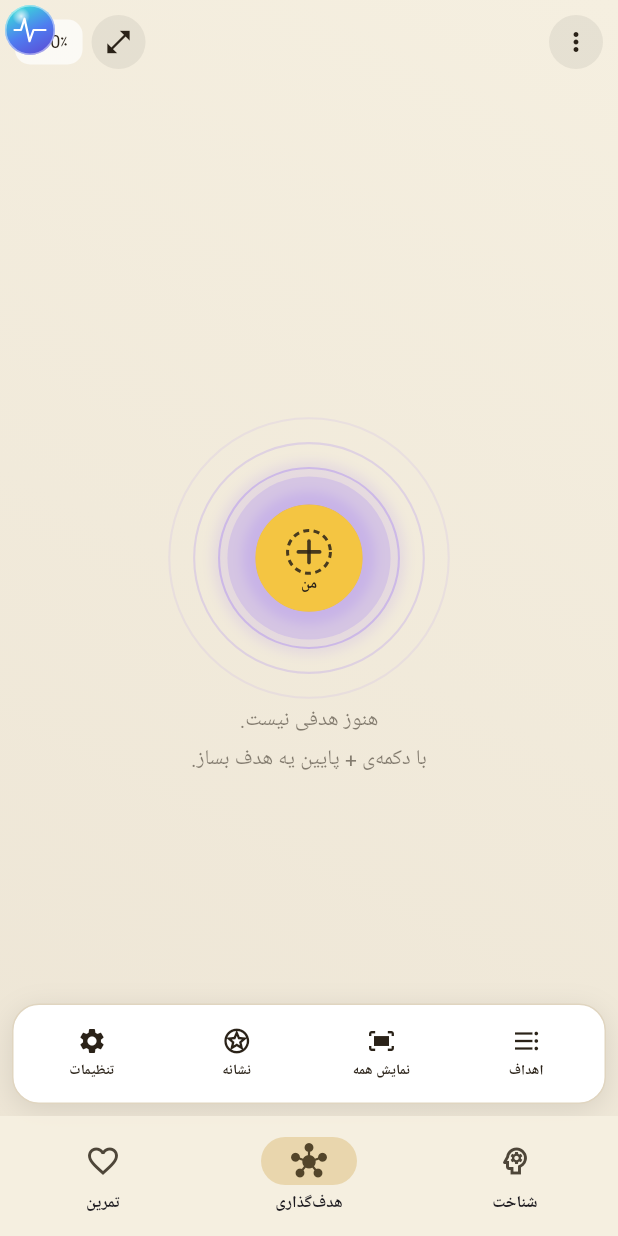
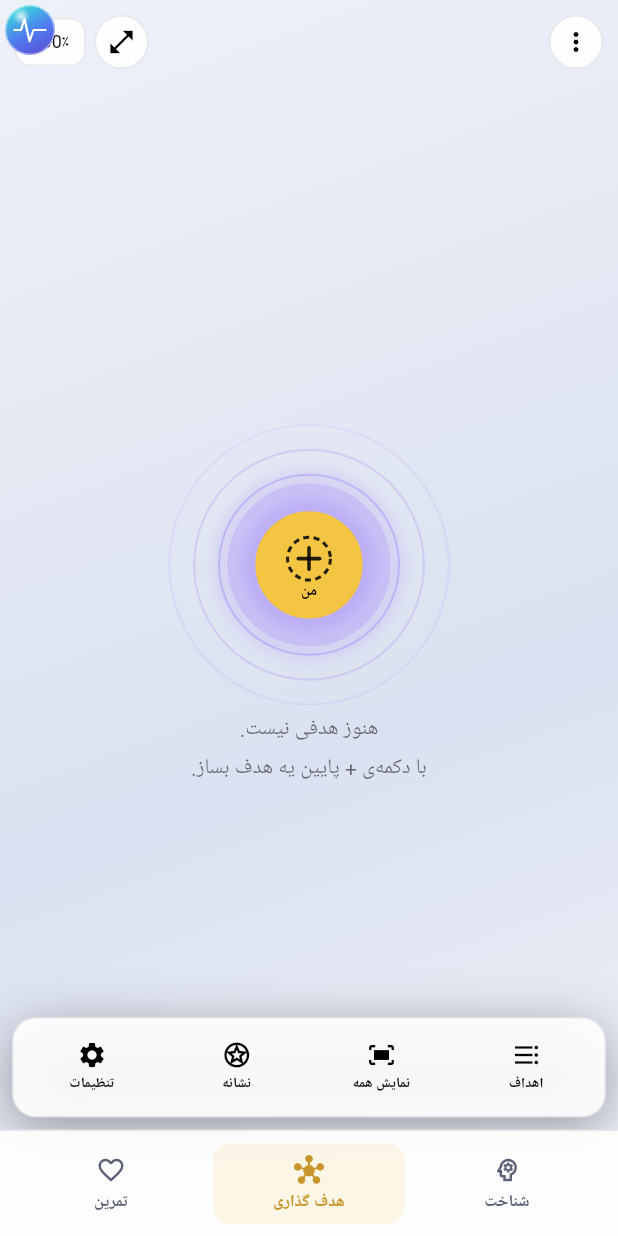
Before and after one commit to maryam1998/Flutm, a Flutter app: the screen it shows after launch, on a phone screen of 412 x 824 dp. Run offline on Flutter 3.47's test engine with Material 3 defaults, Android fonts, the phone set to English and light mode, and no system bars; our stand-ins replace file_picker, flutter_svg, google_fonts, image_picker, shared_preferences, video_player and 1 more; missing offline and left inert: dart:js_interop, dart:ui_web, idb_shim, record; Roboto replaces fonts that are missing (Vazirmatn).

```diff
--- a/lib/app.dart
+++ b/lib/app.dart
@@ -11,6 +11,7 @@ import 'widgets/angels_layer.dart';
 import 'widgets/background_layer.dart';
 import 'widgets/emotion_widget_layer.dart';
 import 'widgets/motivation_bar.dart';
+import 'widgets/web_tab_bars.dart';
 
 class MaghzApp extends StatelessWidget {
   const MaghzApp({super.key});
@@ -65,8 +66,8 @@ final _light = ThemeData(
     ),
   ),
   navigationBarTheme: NavigationBarThemeData(
-    backgroundColor: const Color(0xFFF5EFE0).withValues(alpha: 0.96),
-    indicatorColor: const Color(0xFFC9972B).withValues(alpha: 0.28),
+    backgroundColor: const Color.fromRGBO(255, 255, 255, 0.92),
+    indicatorColor: const Color.fromRGBO(244, 197, 66, 0.12),
     labelTextStyle: WidgetStatePropertyAll(
       GoogleFonts.vazirmatn(fontSize: 11, fontWeight: FontWeight.w600),
     ),
@@ -98,8 +99,8 @@ final _dark = ThemeData(
     ),
   ),
   navigationBarTheme: NavigationBarThemeData(
-    backgroundColor: const Color(0xFF0B0D1E).withValues(alpha: 0.96),
-    indicatorColor: const Color(0xFF5EC8F0).withValues(alpha: 0.28),
+    backgroundColor: const Color.fromRGBO(18, 20, 38, 0.92),
+    indicatorColor: const Color.fromRGBO(244, 197, 66, 0.12),
     labelTextStyle: WidgetStatePropertyAll(
       GoogleFonts.vazirmatn(fontSize: 11, fontWeight: FontWeight.w600),
     ),
@@ -157,23 +158,23 @@ class _ShellState extends State<Shell> with WidgetsBindingObserver {
             ),
           ],
         ),
-        bottomNavigationBar: NavigationBar(
-          selectedIndex: _index,
-          onDestinationSelected: (i) => setState(() => _index = i),
-          destinations: const [
-            NavigationDestination(
-              icon: Icon(Icons.psychology_outlined),
-              selectedIcon: Icon(Icons.psychology),
+        bottomNavigationBar: WebMainTabBar(
+          index: _index,
+          onTap: (i) => setState(() => _index = i),
+          items: const [
+            WebTabItem(
+              icon: Icons.psychology_outlined,
+              selectedIcon: Icons.psychology,
               label: 'شناخت',
             ),
-            NavigationDestination(
-              icon: Icon(Icons.hub_outlined),
-              selectedIcon: Icon(Icons.hub),
-              label: 'هدف‌گذاری',
+            WebTabItem(
+              icon: Icons.hub_outlined,
+              selectedIcon: Icons.hub,
+              label: 'هدف گذاری',
             ),
-            NavigationDestination(
-              icon: Icon(Icons.favorite_border),
-              selectedIcon: Icon(Icons.favorite),
+            WebTabItem(
+              icon: Icons.favorite_border,
+              selectedIcon: Icons.favorite,
               label: 'تمرین',
             ),
           ],
--- a/lib/map/map_painter.dart
+++ b/lib/map/map_painter.dart
@@ -7,7 +7,6 @@ import '../models/constants.dart';
 import '../models/jalali.dart';
 import '../models/map_models.dart';
 import '../state/goal_ops.dart';
-import '../theme/app_theme.dart' show kLightInk;
 import 'camera.dart';
 import 'draw_utils.dart';
 import 'foot_shape.dart';
@@ -115,7 +114,7 @@ class MapPainter extends CustomPainter {
 
   Color get _textColor {
     final c = state.textColor.toLowerCase().trim();
-    final auto = isDark ? Colors.white : kLightInk;
+    final auto = isDark ? Colors.white : Colors.black;
     if (c == '#000000' || c == '#000') return Colors.black;
     if (c.isEmpty || c == '#eef0fa' || c == '#ffffff' || c == '#fff') {
       return auto;
@@ -191,7 +190,7 @@ class MapPainter extends CustomPainter {
   @override
   void paint(Canvas canvas, Size size) {
     textCache.setOutline(
-        isDark ? const Color(0xFF0A0C18) : const Color(0xFFF5EFE0));
+        isDark ? const Color(0xFF0A0C18) : const Color(0xFFF4F6FB));
     _pts.clear();
     _walkerPts.clear();
     hits.clear();
--- a/lib/screens/beliefs_tab.dart
+++ b/lib/screens/beliefs_tab.dart
@@ -66,7 +66,7 @@ class _BeliefsTabState extends State<BeliefsTab> {
     final store = context.watch<BeliefsStore>();
 
     return Scaffold(
-      backgroundColor: kBeliefsCream,
+      backgroundColor: Colors.transparent,
       body: SafeArea(
         child: ListView(
           padding: const EdgeInsets.fromLTRB(16, 12, 16, 32),
--- a/lib/screens/gratitude_tab.dart
+++ b/lib/screens/gratitude_tab.dart
@@ -182,7 +182,7 @@ class _GratitudeTabState extends State<GratitudeTab> {
     final phase = computeGratitudePhase(store.journeyDay, store.journeyDays);
 
     return Scaffold(
-      backgroundColor: _kCream,
+      backgroundColor: Colors.transparent,
       body: SafeArea(
         child: ListView(
           padding: const EdgeInsets.fromLTRB(16, 8, 16, 28),
--- a/lib/screens/home_tab.dart
+++ b/lib/screens/home_tab.dart
@@ -59,7 +59,7 @@ class _HomeTabState extends State<HomeTab> {
     final phase = computeGratitudePhase(grat.journeyDay, grat.journeyDays);
 
     return Scaffold(
-      backgroundColor: _kCream,
+      backgroundColor: Colors.transparent,
       body: SafeArea(
         child: ListView(
           padding: const EdgeInsets.fromLTRB(16, 12, 16, 28),
--- a/lib/screens/map_tab.dart
+++ b/lib/screens/map_tab.dart
@@ -8,6 +8,7 @@ import '../models/map_models.dart';
 import '../services/storage.dart';
 import '../state/goal_ops.dart';
 import '../state/map_store.dart';
+import '../theme/web_palette.dart';
 import 'add_goal_dialog.dart';
 import 'edit_sheet.dart';
 import 'goals_sheet.dart';
@@ -65,8 +66,8 @@ class _MapTabState extends State<MapTab> {
     final store = context.watch<MapStore>();
     final empty = store.state.goals.isEmpty && store.state.rings.isEmpty;
     final anyOpen = store.anyOpen;
-    final isDark = Theme.of(context).brightness == Brightness.dark;
-    final ink = isDark ? Colors.white : const Color(0xFF2A2218);
+    final wp = WebPalette.of(context);
+    final ink = wp.textMain;
 
     return Scaffold(
       backgroundColor: Colors.transparent,
@@ -159,10 +160,9 @@ class _MapTabState extends State<MapTab> {
                       padding: const EdgeInsets.symmetric(
                           horizontal: 10, vertical: 6),
                       decoration: BoxDecoration(
-                        color: isDark
-                            ? Colors.black38
-                            : Colors.white.withValues(alpha: 0.7),
+                        color: wp.panelBg,
                         borderRadius: BorderRadius.circular(10),
+                        border: Border.all(color: wp.panelBorder),
                       ),
                       child: ListenableBuilder(
                         listenable: cam,
@@ -208,18 +208,14 @@ class _MapTabState extends State<MapTab> {
                 padding:
                     const EdgeInsets.symmetric(horizontal: 4, vertical: 6),
                 decoration: BoxDecoration(
-                  color: isDark ? const Color(0xFF1A1E3A) : Colors.white,
-                  borderRadius: BorderRadius.circular(18),
-                  border: Border.all(
-                    color: isDark
-                        ? Colors.white.withValues(alpha: 0.10)
-                        : const Color(0xFFE0D5C0),
-                  ),
+                  color: wp.panelBg,
+                  borderRadius: BorderRadius.circular(16),
+                  border: Border.all(color: wp.panelBorder),
                   boxShadow: [
                     BoxShadow(
-                      color: Colors.black.withValues(alpha: 0.10),
-                      blurRadius: 16,
-                      offset: const Offset(0, 4),
+                      color: Colors.black.withValues(alpha: 0.35),
+                      blurRadius: 30,
+                      offset: const Offset(0, 8),
                     ),
                   ],
                 ),
@@ -254,9 +250,10 @@ class _MapTabState extends State<MapTab> {
   }
 
   Widget _roundBtn(IconData icon, Color color, VoidCallback onTap) {
+    final wp = WebPalette.of(context);
     return Material(
-      color: Colors.black.withValues(alpha: 0.06),
-      shape: const CircleBorder(),
+      color: wp.panelBg,
+      shape: CircleBorder(side: BorderSide(color: wp.panelBorder)),
       child: InkWell(
         customBorder: const CircleBorder(),
         onTap: onTap,
--- a/lib/screens/store_tab.dart
+++ b/lib/screens/store_tab.dart
@@ -120,7 +120,7 @@ class _StoreTabState extends State<StoreTab> {
     final store = context.watch<AbundanceStore>();
 
     return Scaffold(
-      backgroundColor: _kCream,
+      backgroundColor: Colors.transparent,
       body: SafeArea(
         child: ListView(
           padding: const EdgeInsets.fromLTRB(16, 12, 16, 28),
--- /dev/null
+++ b/lib/theme/web_palette.dart
@@ -0,0 +1,67 @@
+import 'package:flutter/material.dart';
+
+/// پالت دقیقِ وب‌اپ Maghz (متغیرهای CSS در css/base-and-map.css و tamrin-and-beliefs.css)
+class WebPalette {
+  const WebPalette({
+    required this.bg1,
+    required this.bg2,
+    required this.bg3,
+    required this.panelBg,
+    required this.panelBorder,
+    required this.textMain,
+    required this.textDim,
+    required this.accent,
+    required this.paper,
+    required this.navBg,
+    required this.line,
+    required this.muted,
+    required this.subActive,
+  });
+
+  /// --bg-1 / --bg-2 / رنگ پایانی گرادیان بدنه
+  final Color bg1, bg2, bg3;
+
+  /// --panel-bg / --panel-border
+  final Color panelBg, panelBorder;
+
+  /// --text-main / --text-dim / --accent
+  final Color textMain, textDim, accent;
+
+  /// تب «تمرین»: --paper / --nav-bg / --line / --muted / --emerald-700
+  final Color paper, navBg, line, muted, subActive;
+
+  static const light = WebPalette(
+    bg1: Color(0xFFEEF1F8),
+    bg2: Color(0xFFDBE1F0),
+    bg3: Color(0xFFEEF1F8),
+    panelBg: Color.fromRGBO(255, 255, 255, 0.92),
+    panelBorder: Color.fromRGBO(20, 24, 50, 0.10),
+    textMain: Color(0xFF000000),
+    textDim: Color(0xFF5B5F77),
+    accent: Color(0xFFC9962B),
+    paper: Color(0xFFFFFFFF),
+    navBg: Color.fromRGBO(255, 255, 255, 0.94),
+    line: Color(0xFFE7E5DB),
+    muted: Color(0xFF7C8B87),
+    subActive: Color(0xFF0F5B53),
+  );
+
+  static const dark = WebPalette(
+    bg1: Color(0xFF0A0C18),
+    bg2: Color(0xFF150F28),
+    bg3: Color(0xFF0C0A1C),
+    panelBg: Color.fromRGBO(18, 20, 38, 0.92),
+    panelBorder: Color.fromRGBO(255, 255, 255, 0.08),
+    textMain: Color(0xFFFFFFFF),
+    textDim: Color(0xFF8F93B3),
+    accent: Color(0xFFF4C542),
+    paper: Color(0xFF161925),
+    navBg: Color.fromRGBO(22, 25, 37, 0.94),
+    line: Color(0xFF333750),
+    muted: Color(0xFF8B8FA8),
+    subActive: Color(0xFF1F9384),
+  );
+
+  static WebPalette of(BuildContext context) =>
+      Theme.of(context).brightness == Brightness.dark ? dark : light;
+}
--- a/lib/widgets/background_layer.dart
+++ b/lib/widgets/background_layer.dart
@@ -6,6 +6,7 @@ import 'package:provider/provider.dart';
 import 'package:video_player/video_player.dart';
 
 import '../state/background_store.dart';
+import 'web_background.dart';
 
 /// لایه‌ی پس‌زمینه‌ی مشترک که روی همه‌ی تب‌ها نمایش داده می‌شه.
 /// اگه پس‌زمینه‌ای تنظیم نشده باشه، گرادیان پیش‌فرض برمی‌گردونه.
@@ -77,17 +78,7 @@ class _BackgroundLayerState extends State<BackgroundLayer> {
     } else if (bg.kind == BgKind.video && _videoCtl != null && _videoCtl!.value.isInitialized) {
       bgWidget = _bgVideo(bg);
     } else {
-      bgWidget = DecoratedBox(
-        decoration: BoxDecoration(
-          gradient: LinearGradient(
-            begin: Alignment.topRight,
-            end: Alignment.bottomLeft,
-            colors: isDark
-                ? const [Color(0xFF0B0D1E), Color(0xFF151933)]
-                : const [Color(0xFFF5EFE0), Color(0xFFEDE5D5)],
-          ),
-        ),
-      );
+      bgWidget = WebBackground(isDark: isDark);
     }
 
     return Stack(
--- /dev/null
+++ b/lib/widgets/web_background.dart
@@ -0,0 +1,78 @@
+import 'dart:math' as math;
+import 'dart:ui' as ui;
+
+import 'package:flutter/material.dart';
+
+import '../theme/web_palette.dart';
+
+/// پس‌زمینه‌ی پیش‌فرض دقیقاً مثل وب:
+///   linear-gradient(160deg, bg-1, bg-2 60%, رنگ پایانی)
+/// و در تم تاریک ۷ ستاره‌ی ریز روی آن.
+class WebBackground extends StatelessWidget {
+  const WebBackground({super.key, required this.isDark});
+  final bool isDark;
+
+  @override
+  Widget build(BuildContext context) {
+    return SizedBox.expand(
+      child: CustomPaint(
+        painter: _WebBgPainter(
+          isDark ? WebPalette.dark : WebPalette.light,
+          isDark,
+        ),
+      ),
+    );
+  }
+}
+
+class _WebBgPainter extends CustomPainter {
+  _WebBgPainter(this.p, this.isDark);
+  final WebPalette p;
+  final bool isDark;
+
+  // (x%, y%, شعاع، آلفا) — همان radial-gradientهای وب
+  static const _stars = <List<num>>[
+    [15, 20, 0.5, 0x55],
+    [75, 15, 0.5, 0x44],
+    [40, 70, 0.75, 0x33],
+    [85, 60, 0.5, 0x40],
+    [25, 85, 0.5, 0x33],
+    [60, 40, 0.75, 0x2E],
+    [92, 85, 0.5, 0x33],
+  ];
+
+  @override
+  void paint(Canvas canvas, Size size) {
+    // گرادیان CSS با زاویه‌ی ۱۶۰ درجه
+    const ang = 160 * math.pi / 180;
+    final dx = math.sin(ang), dy = -math.cos(ang);
+    final len = (size.width * dx).abs() + (size.height * dy).abs();
+    final c = Offset(size.width / 2, size.height / 2);
+    final start = Offset(c.dx - dx * len / 2, c.dy - dy * len / 2);
+    final end = Offset(c.dx + dx * len / 2, c.dy + dy * len / 2);
+
+    canvas.drawRect(
+      Offset.zero & size,
+      Paint()
+        ..shader = ui.Gradient.linear(
+          start,
+          end,
+          [p.bg1, p.bg2, p.bg3],
+          const [0.0, 0.6, 1.0],
+        ),
+    );
+
+    if (isDark) {
+      for (final s in _stars) {
+        canvas.drawCircle(
+          Offset(size.width * s[0] / 100, size.height * s[1] / 100),
+          s[2].toDouble(),
+          Paint()..color = Colors.white.withAlpha(s[3].toInt()),
+        );
+      }
+    }
+  }
+
+  @override
+  bool shouldRepaint(covariant _WebBgPainter old) => old.isDark != isDark;
+}
--- /dev/null
+++ b/lib/widgets/web_tab_bars.dart
@@ -0,0 +1,177 @@
+import 'package:flutter/material.dart';
+
+import '../theme/web_palette.dart';
+
+class WebTabItem {
+  const WebTabItem({
+    required this.icon,
+    required this.selectedIcon,
+    required this.label,
+  });
+  final IconData icon, selectedIcon;
+  final String label;
+}
+
+/// تب‌های اصلی پایین — کپی #bottom-tabs وب
+class WebMainTabBar extends StatelessWidget {
+  const WebMainTabBar({
+    super.key,
+    required this.items,
+    required this.index,
+    required this.onTap,
+  });
+  final List<WebTabItem> items;
+  final int index;
+  final ValueChanged<int> onTap;
+
+  @override
+  Widget build(BuildContext context) {
+    final p = WebPalette.of(context);
+    final base = Theme.of(context).textTheme.bodyMedium;
+    final bottom = MediaQuery.paddingOf(context).bottom;
+
+    return Material(
+      type: MaterialType.transparency,
+      child: Container(
+        padding: EdgeInsets.fromLTRB(10, 8, 10, 8 + bottom),
+        decoration: BoxDecoration(
+          color: p.panelBg,
+          border: Border(top: BorderSide(color: p.panelBorder, width: 1)),
+        ),
+        child: Row(
+          children: [
+            for (var i = 0; i < items.length; i++) ...[
+              if (i > 0) const SizedBox(width: 4),
+              Expanded(
+                child: GestureDetector(
+                  behavior: HitTestBehavior.opaque,
+                  onTap: () => onTap(i),
+                  child: AnimatedContainer(
+                    duration: const Duration(milliseconds: 150),
+                    padding:
+                        const EdgeInsets.symmetric(horizontal: 4, vertical: 7),
+                    decoration: BoxDecoration(
+                      color: i == index
+                          ? const Color.fromRGBO(244, 197, 66, 0.12)
+                          : Colors.transparent,
+                      borderRadius: BorderRadius.circular(12),
+                    ),
+                    child: Column(
+                      mainAxisSize: MainAxisSize.min,
+                      children: [
+                        SizedBox(
+                          width: 22,
+                          height: 22,
+                          child: Center(
+                            child: Icon(
+                              i == index
+                                  ? items[i].selectedIcon
+                                  : items[i].icon,
+                              size: 20,
+                              color: i == index ? p.accent : p.textDim,
+                            ),
+                          ),
+                        ),
+                        const SizedBox(height: 2),
+                        Text(
+                          items[i].label,
+                          maxLines: 1,
+                          overflow: TextOverflow.ellipsis,
+                          style: base?.copyWith(
+                            fontSize: 11,
+                            fontWeight: FontWeight.w600,
+                            color: i == index ? p.accent : p.textDim,
+                          ),
+                        ),
+                      ],
+                    ),
+                  ),
+                ),
+              ),
+            ],
+          ],
+        ),
+      ),
+    );
+  }
+}
+
+/// زیرتب‌های «تمرین» — کپی #grat-root .bottom-nav وب
+class WebSubTabBar extends StatelessWidget {
+  const WebSubTabBar({
+    super.key,
+    required this.items,
+    required this.index,
+    required this.onTap,
+  });
+  final List<WebTabItem> items;
+  final int index;
+  final ValueChanged<int> onTap;
+
+  @override
+  Widget build(BuildContext context) {
+    final p = WebPalette.of(context);
+    final base = Theme.of(context).textTheme.bodyMedium;
+    final bottom = MediaQuery.paddingOf(context).bottom;
+
+    return Material(
+      type: MaterialType.transparency,
+      child: Center(
+        heightFactor: 1,
+        child: ConstrainedBox(
+          constraints: const BoxConstraints(maxWidth: 480),
+          child: Container(
+            padding: EdgeInsets.fromLTRB(6, 8, 6, 8 + bottom),
+            decoration: BoxDecoration(
+              color: p.navBg,
+              border: Border(top: BorderSide(color: p.line, width: 1)),
+            ),
+            child: Row(
+              children: [
+                for (var i = 0; i < items.length; i++)
+                  Expanded(
+                    child: GestureDetector(
+                      behavior: HitTestBehavior.opaque,
+                      onTap: () => onTap(i),
+                      child: Padding(
+                        padding: const EdgeInsets.symmetric(vertical: 6),
+                        child: Column(
+                          mainAxisSize: MainAxisSize.min,
+                          children: [
+                            SizedBox(
+                              width: 22,
+                              height: 22,
+                              child: Center(
+                                child: Icon(
+                                  i == index
+                                      ? items[i].selectedIcon
+                                      : items[i].icon,
+                                  size: 20,
+                                  color: i == index ? p.subActive : p.muted,
+                                ),
+                              ),
+                            ),
+                            const SizedBox(height: 3),
+                            Text(
+                              items[i].label,
+                              maxLines: 1,
+                              overflow: TextOverflow.ellipsis,
+                              style: base?.copyWith(
+                                fontSize: 10.5,
+                                fontWeight: FontWeight.w600,
+                                color: i == index ? p.subActive : p.muted,
+                              ),
+                            ),
+                          ],
+                        ),
+                      ),
+                    ),
+                  ),
+              ],
+            ),
+          ),
+        ),
+      ),
+    );
+  }
+}
```
Also changed, not shown: lib/screens/placeholder_tab.dart (+16 -3 lines), lib/screens/practice_tab.dart (+33 -17 lines), lib/widgets/motivation_bar.dart (+7 -14 lines), 1 other file.
